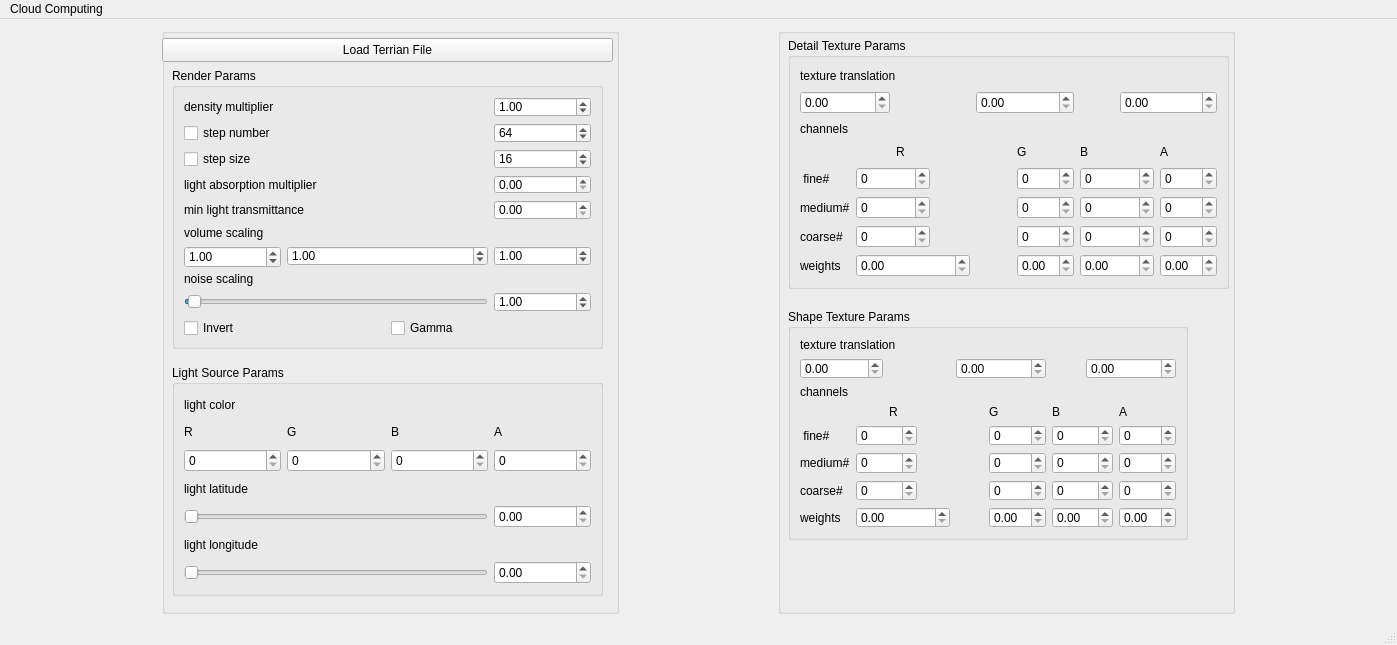
Qt form src/mainwindow.ui (Depersonalizc/volumetric-clouds) before a commit.
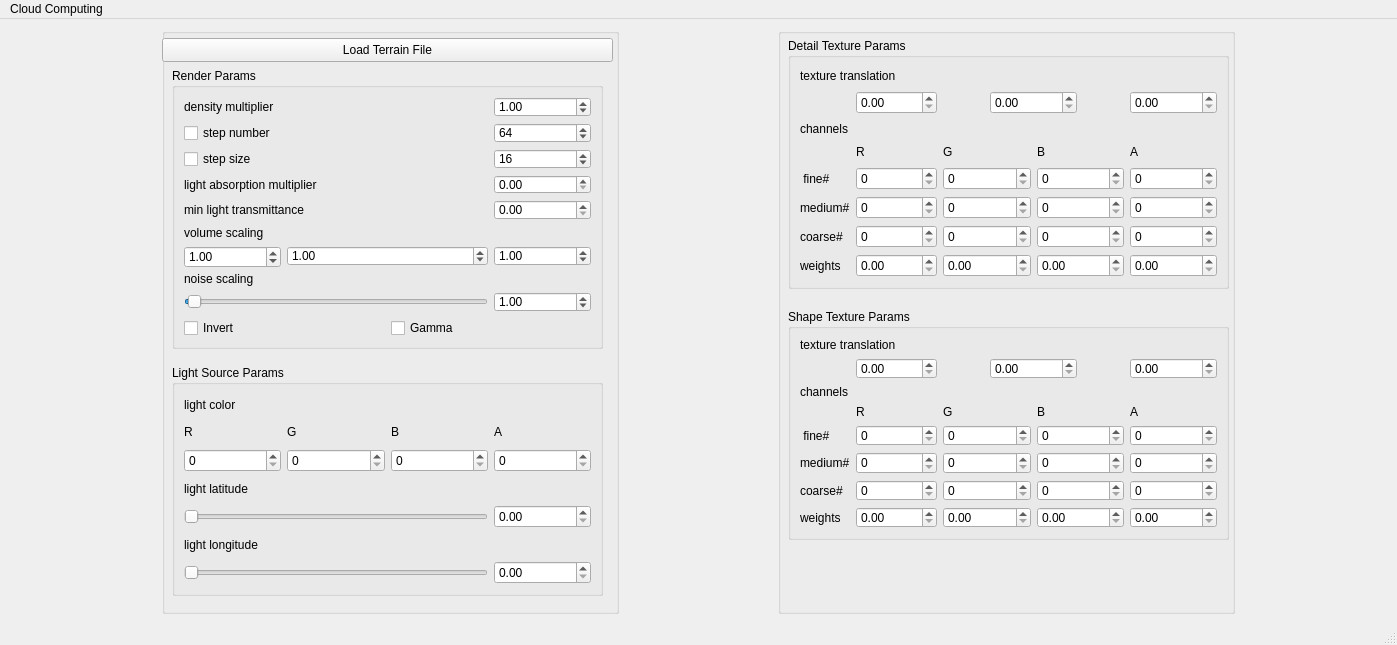
The same form after that commit.

Commit message: feat: all frontend buttons/sliders working, still need to connect to backend settings

What changed in the file:
```diff
--- a/src/mainwindow.ui
+++ b/src/mainwindow.ui
@@ -217,7 +217,7 @@
           </rect>
          </property>
          <property name="text">
-          <string>Load Terrian File</string>
+          <string>Load Terrain File</string>
          </property>
         </widget>
         <widget class="QGroupBox" name="lightSourceBox">
@@ -238,7 +238,7 @@
          <property name="maximumSize">
           <size>
            <width>1000</width>
-           <height>2500</height>
+           <height>800</height>
           </size>
          </property>
          <property name="title">
@@ -359,7 +359,7 @@
           <rect>
            <x>10</x>
            <y>281</y>
-           <width>400</width>
+           <width>441</width>
            <height>231</height>
           </rect>
          </property>
@@ -379,6 +379,63 @@
           <string>Shape Texture Params</string>
          </property>
          <layout class="QGridLayout" name="gridLayout_3">
+          <item row="6" column="1" colspan="2">
+           <widget class="QSpinBox" name="shapeTexture_coarseR_spinBox"/>
+          </item>
+          <item row="1" column="7" colspan="2">
+           <widget class="QDoubleSpinBox" name="shapeTextureTrans3_doubleSpinBox"/>
+          </item>
+          <item row="7" column="0">
+           <widget class="QLabel" name="label_153">
+            <property name="text">
+             <string>weights</string>
+            </property>
+           </widget>
+          </item>
+          <item row="6" column="0">
+           <widget class="QLabel" name="label_152">
+            <property name="text">
+             <string>coarse#</string>
+            </property>
+           </widget>
+          </item>
+          <item row="6" column="3" colspan="2">
+           <widget class="QSpinBox" name="shapeTexture_coarseG_spinBox"/>
+          </item>
+          <item row="4" column="7" colspan="2">
+           <widget class="QSpinBox" name="shapeTexture_fineA_spinBox"/>
+          </item>
+          <item row="5" column="7" colspan="2">
+           <widget class="QSpinBox" name="shapeTexture_mediumA_spinBox"/>
+          </item>
+          <item row="4" column="5" colspan="2">
+           <widget class="QSpinBox" name="shapeTexture_fineB_spinBox"/>
+          </item>
+          <item row="7" column="7" colspan="2">
+           <widget class="QDoubleSpinBox" name="shapeTexture_weightA_doubleSpinBox"/>
+          </item>
+          <item row="7" column="1" colspan="2">
+           <widget class="QDoubleSpinBox" name="shapeTexture_weightR_doubleSpinBox"/>
+          </item>
+          <item row="7" column="3" colspan="2">
+           <widget class="QDoubleSpinBox" name="shapeTexture_weightG_doubleSpinBox"/>
+          </item>
+          <item row="5" column="1" colspan="2">
+           <widget class="QSpinBox" name="shapeTexture_mediumR_spinBox"/>
+          </item>
+          <item row="7" column="5" colspan="2">
+           <widget class="QDoubleSpinBox" name="shapeTexture_weightB_doubleSpinBox"/>
+          </item>
+          <item row="6" column="5" colspan="2">
+           <widget class="QSpinBox" name="shapeTexture_coarseB_spinBox"/>
+          </item>
+          <item row="5" column="0">
+           <widget class="QLabel" name="label_151">
+            <property name="text">
+             <string>medium#</string>
+            </property>
+           </widget>
+          </item>
           <item row="0" column="0" colspan="5">
            <widget class="QLabel" name="label_144">
             <property name="text">
@@ -386,126 +443,69 @@
             </property>
            </widget>
           </item>
-          <item row="1" column="0" colspan="2">
+          <item row="4" column="1" colspan="2">
+           <widget class="QSpinBox" name="shapeTexture_fineR_spinBox"/>
+          </item>
+          <item row="5" column="5" colspan="2">
+           <widget class="QSpinBox" name="shapeTexture_mediumB_spinBox"/>
+          </item>
+          <item row="4" column="0">
+           <widget class="QLabel" name="label_146">
+            <property name="text">
+             <string> fine#</string>
+            </property>
+           </widget>
+          </item>
+          <item row="4" column="3" colspan="2">
+           <widget class="QSpinBox" name="shapeTexture_fineG_spinBox"/>
+          </item>
+          <item row="2" column="0" colspan="5">
+           <widget class="QLabel" name="label_145">
+            <property name="text">
+             <string>channels</string>
+            </property>
+           </widget>
+          </item>
+          <item row="1" column="1" colspan="2">
            <widget class="QDoubleSpinBox" name="shapeTextureTrans1_doubleSpinBox"/>
           </item>
+          <item row="6" column="7" colspan="2">
+           <widget class="QSpinBox" name="shapeTexture_coarseA_spinBox"/>
+          </item>
           <item row="1" column="4" colspan="2">
            <widget class="QDoubleSpinBox" name="shapeTextureTrans2_doubleSpinBox"/>
           </item>
-          <item row="1" column="7" colspan="2">
-           <widget class="QDoubleSpinBox" name="shapeTextureTrans3_doubleSpinBox"/>
+          <item row="5" column="3" colspan="2">
+           <widget class="QSpinBox" name="shapeTexture_mediumG_spinBox"/>
           </item>
-          <item row="2" column="0" colspan="5">
-           <widget class="QLabel" name="label_145">
-            <property name="text">
-             <string>channels</string>
-            </property>
-           </widget>
-          </item>
-          <item row="3" column="2">
+          <item row="3" column="1" colspan="2">
            <widget class="QLabel" name="label_148">
             <property name="text">
              <string>R</string>
             </property>
            </widget>
           </item>
-          <item row="3" column="5">
+          <item row="3" column="3" colspan="2">
            <widget class="QLabel" name="label_149">
             <property name="text">
              <string>G</string>
             </property>
            </widget>
           </item>
-          <item row="3" column="6">
+          <item row="3" column="5" colspan="2">
            <widget class="QLabel" name="label_150">
             <property name="text">
              <string>B</string>
             </property>
            </widget>
           </item>
-          <item row="3" column="8">
+          <item row="3" column="7" colspan="2">
            <widget class="QLabel" name="label_147">
             <property name="text">
              <string>A</string>
             </property>
            </widget>
           </item>
-          <item row="4" column="0">
-           <widget class="QLabel" name="label_146">
-            <property name="text">
-             <string> fine#</string>
-            </property>
-           </widget>
-          </item>
-          <item row="4" column="1" colspan="2">
-           <widget class="QSpinBox" name="shapeTexture_fineR_spinBox"/>
-          </item>
-          <item row="4" column="5">
-           <widget class="QSpinBox" name="shapeTexture_fineG_spinBox"/>
-          </item>
-          <item row="4" column="6" colspan="2">
-           <widget class="QSpinBox" name="shapeTexture_fineB_spinBox"/>
-          </item>
-          <item row="4" column="8">
-           <widget class="QSpinBox" name="shapeTexture_fineA_spinBox"/>
-          </item>
-          <item row="5" column="0">
-           <widget class="QLabel" name="label_151">
-            <property name="text">
-             <string>medium#</string>
-            </property>
-           </widget>
-          </item>
-          <item row="5" column="1" colspan="2">
-           <widget class="QSpinBox" name="shapeTexture_mediumR_spinBox"/>
-          </item>
-          <item row="5" column="5">
-           <widget class="QSpinBox" name="shapeTexture_mediumG_spinBox"/>
-          </item>
-          <item row="5" column="6" colspan="2">
-           <widget class="QSpinBox" name="shapeTexture_mediumB_spinBox"/>
-          </item>
-          <item row="5" column="8">
-           <widget class="QSpinBox" name="shapeTexture_mediumA_spinBox"/>
-          </item>
-          <item row="6" column="0">
-           <widget class="QLabel" name="label_152">
-            <property name="text">
-             <string>coarse#</string>
-            </property>
-           </widget>
-          </item>
-          <item row="6" column="1" colspan="2">
-           <widget class="QSpinBox" name="shapeTexture_coarseR_spinBox"/>
-          </item>
-          <item row="6" column="5">
-           <widget class="QSpinBox" name="shapeTexture_coarseG_spinBox"/>
-          </item>
-          <item row="6" column="6" colspan="2">
-           <widget class="QSpinBox" name="shapeTexture_coarseB_spinBox"/>
-          </item>
-          <item row="6" column="8">
-           <widget class="QSpinBox" name="shapeTexture_coarseA_spinBox"/>
-          </item>
-          <item row="7" column="0">
-           <widget class="QLabel" name="label_153">
-            <property name="text">
-             <string>weights</string>
-            </property>
-           </widget>
-          </item>
-          <item row="7" column="1" colspan="3">
-           <widget class="QDoubleSpinBox" name="shapeTexture_weightR_doubleSpinBox"/>
-          </item>
-          <item row="7" column="5">
-           <widget class="QDoubleSpinBox" name="shapeTexture_weightG_doubleSpinBox"/>
-          </item>
-          <item row="7" column="6" colspan="2">
-           <widget class="QDoubleSpinBox" name="shapeTexture_weightB_doubleSpinBox"/>
-          </item>
-          <item row="7" column="8">
-           <widget class="QDoubleSpinBox" name="shapeTexture_weightA_doubleSpinBox"/>
-          </item>
          </layout>
         </widget>
         <widget class="QGroupBox" name="DetailTextureBox">
@@ -533,22 +533,6 @@
           <string>Detail Texture Params</string>
          </property>
          <layout class="QGridLayout" name="gridLayout_2">
-          <item row="0" column="0" colspan="5">
-           <widget class="QLabel" name="label_134">
-            <property name="text">
-             <string>texture translation</string>
-            </property>
-           </widget>
-          </item>
-          <item row="1" column="0" colspan="2">
-           <widget class="QDoubleSpinBox" name="detailTextureTrans1_doubleSpinBox"/>
-          </item>
-          <item row="1" column="4" colspan="2">
-           <widget class="QDoubleSpinBox" name="detailTextureTrans2_doubleSpinBox"/>
-          </item>
-          <item row="1" column="7" colspan="2">
-           <widget class="QDoubleSpinBox" name="detailTextureTrans3_doubleSpinBox"/>
-          </item>
           <item row="2" column="0" colspan="5">
            <widget class="QLabel" name="label_135">
             <property name="text">
@@ -556,53 +540,13 @@
             </property>
            </widget>
           </item>
-          <item row="3" column="2">
-           <widget class="QLabel" name="label_138">
+          <item row="0" column="0" colspan="5">
+           <widget class="QLabel" name="label_134">
             <property name="text">
-             <string>R</string>
+             <string>texture translation</string>
             </property>
            </widget>
           </item>
-          <item row="3" column="5">
-           <widget class="QLabel" name="label_139">
-            <property name="text">
-             <string>G</string>
-            </property>
-           </widget>
-          </item>
-          <item row="3" column="6">
-           <widget class="QLabel" name="label_140">
-            <property name="text">
-             <string>B</string>
-            </property>
-           </widget>
-          </item>
-          <item row="3" column="8">
-           <widget class="QLabel" name="label_137">
-            <property name="text">
-             <string>A</string>
-            </property>
-           </widget>
-          </item>
-          <item row="4" column="0">
-           <widget class="QLabel" name="label_136">
-            <property name="text">
-             <string> fine#</string>
-            </property>
-           </widget>
-          </item>
-          <item row="4" column="1" colspan="2">
-           <widget class="QSpinBox" name="detailTexture_fineR_spinBox"/>
-          </item>
-          <item row="4" column="5">
-           <widget class="QSpinBox" name="detailTexture_fineG_spinBox"/>
-          </item>
-          <item row="4" column="6" colspan="2">
-           <widget class="QSpinBox" name="detailTexture_fineB_spinBox"/>
-          </item>
-          <item row="4" column="8">
-           <widget class="QSpinBox" name="detailTexture_fineA_spinBox"/>
-          </item>
           <item row="5" column="0">
            <widget class="QLabel" name="label_141">
             <property name="text">
@@ -610,56 +554,112 @@
             </property>
            </widget>
           </item>
+          <item row="4" column="1" colspan="2">
+           <widget class="QSpinBox" name="detailTexture_fineR_spinBox"/>
+          </item>
+          <item row="7" column="0">
+           <widget class="QLabel" name="label_143">
+            <property name="text">
+             <string>weights</string>
+            </property>
+           </widget>
+          </item>
+          <item row="6" column="1" colspan="2">
+           <widget class="QSpinBox" name="detailTexture_coarseR_spinBox"/>
+          </item>
+          <item row="4" column="0">
+           <widget class="QLabel" name="label_136">
+            <property name="text">
+             <string> fine#</string>
+            </property>
+           </widget>
+          </item>
+          <item row="6" column="0">
+           <widget class="QLabel" name="label_142">
+            <property name="text">
+             <string>coarse#</string>
+            </property>
+           </widget>
+          </item>
           <item row="5" column="1" colspan="2">
            <widget class="QSpinBox" name="detailTexture_mediumR_spinBox"/>
           </item>
-          <item row="5" column="5">
+          <item row="1" column="7" colspan="2">
+           <widget class="QDoubleSpinBox" name="detailTextureTrans3_doubleSpinBox"/>
+          </item>
+          <item row="1" column="4" colspan="2">
+           <widget class="QDoubleSpinBox" name="detailTextureTrans2_doubleSpinBox"/>
+          </item>
+          <item row="7" column="1" colspan="2">
+           <widget class="QDoubleSpinBox" name="detailTexture_weightR_spinBox"/>
+          </item>
+          <item row="4" column="3" colspan="2">
+           <widget class="QSpinBox" name="detailTexture_fineG_spinBox"/>
+          </item>
+          <item row="5" column="3" colspan="2">
            <widget class="QSpinBox" name="detailTexture_mediumG_spinBox"/>
           </item>
-          <item row="5" column="6" colspan="2">
-           <widget class="QSpinBox" name="detailTexture_mediumB_spinBox"/>
-          </item>
-          <item row="5" column="8">
-           <widget class="QSpinBox" name="detailTexture_mediumA_spinBox"/>
-          </item>
-          <item row="6" column="0">
-           <widget class="QLabel" name="label_142">
-            <property name="text">
-             <string>coarse#</string>
-            </property>
-           </widget>
-          </item>
-          <item row="6" column="1" colspan="2">
-           <widget class="QSpinBox" name="detailTexture_coarseR_spinBox"/>
-          </item>
-          <item row="6" column="5">
+          <item row="6" column="3" colspan="2">
            <widget class="QSpinBox" name="detailTexture_coarseG_spinBox"/>
           </item>
-          <item row="6" column="6" colspan="2">
-           <widget class="QSpinBox" name="detailTexture_coarseB_spinBox"/>
-          </item>
-          <item row="6" column="8">
-           <widget class="QSpinBox" name="detailTexture_coarseA_spinBox"/>
-          </item>
-          <item row="7" column="0">
-           <widget class="QLabel" name="label_143">
-            <property name="text">
-             <string>weights</string>
-            </property>
-           </widget>
-          </item>
-          <item row="7" column="1" colspan="3">
-           <widget class="QDoubleSpinBox" name="detailTexture_weightR_spinBox"/>
-          </item>
-          <item row="7" column="5">
+          <item row="7" column="3" colspan="2">
            <widget class="QDoubleSpinBox" name="detailTexture_weightG_spinBox"/>
           </item>
-          <item row="7" column="6" colspan="2">
+          <item row="4" column="5" colspan="2">
+           <widget class="QSpinBox" name="detailTexture_fineB_spinBox"/>
+          </item>
+          <item row="5" column="5" colspan="2">
+           <widget class="QSpinBox" name="detailTexture_mediumB_spinBox"/>
+          </item>
+          <item row="6" column="5" colspan="2">
+           <widget class="QSpinBox" name="detailTexture_coarseB_spinBox"/>
+          </item>
+          <item row="7" column="5" colspan="2">
            <widget class="QDoubleSpinBox" name="detailTexture_weightB_spinBox"/>
           </item>
-          <item row="7" column="8">
+          <item row="4" column="7" colspan="2">
+           <widget class="QSpinBox" name="detailTexture_fineA_spinBox"/>
+          </item>
+          <item row="5" column="7" colspan="2">
+           <widget class="QSpinBox" name="detailTexture_mediumA_spinBox"/>
+          </item>
+          <item row="6" column="7" colspan="2">
+           <widget class="QSpinBox" name="detailTexture_coarseA_spinBox"/>
+          </item>
+          <item row="7" column="7" colspan="2">
            <widget class="QDoubleSpinBox" name="detailTexture_weightA_spinBox"/>
           </item>
+          <item row="1" column="1" colspan="2">
+           <widget class="QDoubleSpinBox" name="detailTextureTrans1_doubleSpinBox"/>
+          </item>
+          <item row="3" column="1" colspan="2">
+           <widget class="QLabel" name="label_138">
+            <property name="text">
+             <string>R</string>
+            </property>
+           </widget>
+          </item>
+          <item row="3" column="3" colspan="2">
+           <widget class="QLabel" name="label_139">
+            <property name="text">
+             <string>G</string>
+            </property>
+           </widget>
+          </item>
+          <item row="3" column="5" colspan="2">
+           <widget class="QLabel" name="label_140">
+            <property name="text">
+             <string>B</string>
+            </property>
+           </widget>
+          </item>
+          <item row="3" column="7" colspan="2">
+           <widget class="QLabel" name="label_137">
+            <property name="text">
+             <string>A</string>
+            </property>
+           </widget>
+          </item>
          </layout>
         </widget>
        </widget>
```
The commit also changes 2 other files.
